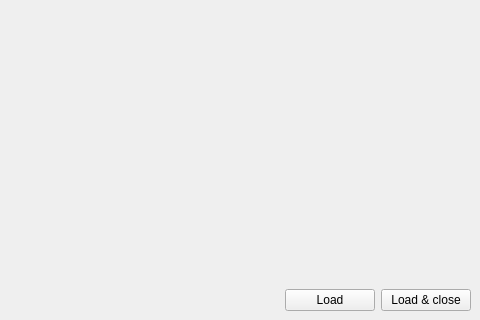
Qt form src/ImageLoaderDialog.ui (ManiVaultStudio/ImageLoaderPlugin) before a commit; both pictures show x 250 to 730 and y 165 to 485 of the 730 by 485 pixel window.
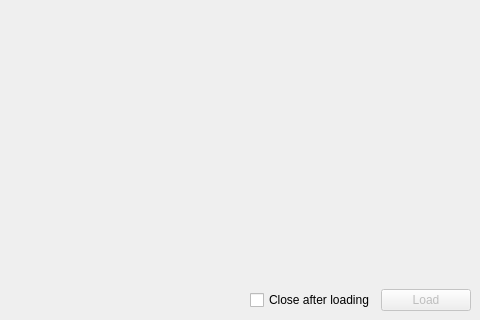
The same form after that commit. Custom widgets are drawn as their Qt base class.

The edit to the form file:
```diff
--- a/src/ImageLoaderDialog.ui
+++ b/src/ImageLoaderDialog.ui
@@ -82,20 +82,20 @@
       </spacer>
      </item>
      <item>
-      <widget class="QPushButton" name="loadPushButton">
-       <property name="minimumSize">
-        <size>
-         <width>90</width>
-         <height>0</height>
-        </size>
+      <widget class="QCheckBox" name="closeAfterLoadedCheckBox">
+       <property name="enabled">
+        <bool>true</bool>
        </property>
        <property name="text">
-        <string>Load</string>
+        <string>Close after loading</string>
        </property>
       </widget>
      </item>
      <item>
-      <widget class="QPushButton" name="loadAndClosePushButton">
+      <widget class="QPushButton" name="loadPushButton">
+       <property name="enabled">
+        <bool>false</bool>
+       </property>
        <property name="minimumSize">
         <size>
          <width>90</width>
@@ -103,7 +103,7 @@
         </size>
        </property>
        <property name="text">
-        <string>Load &amp;&amp; close</string>
+        <string>Load</string>
        </property>
       </widget>
      </item>
```
